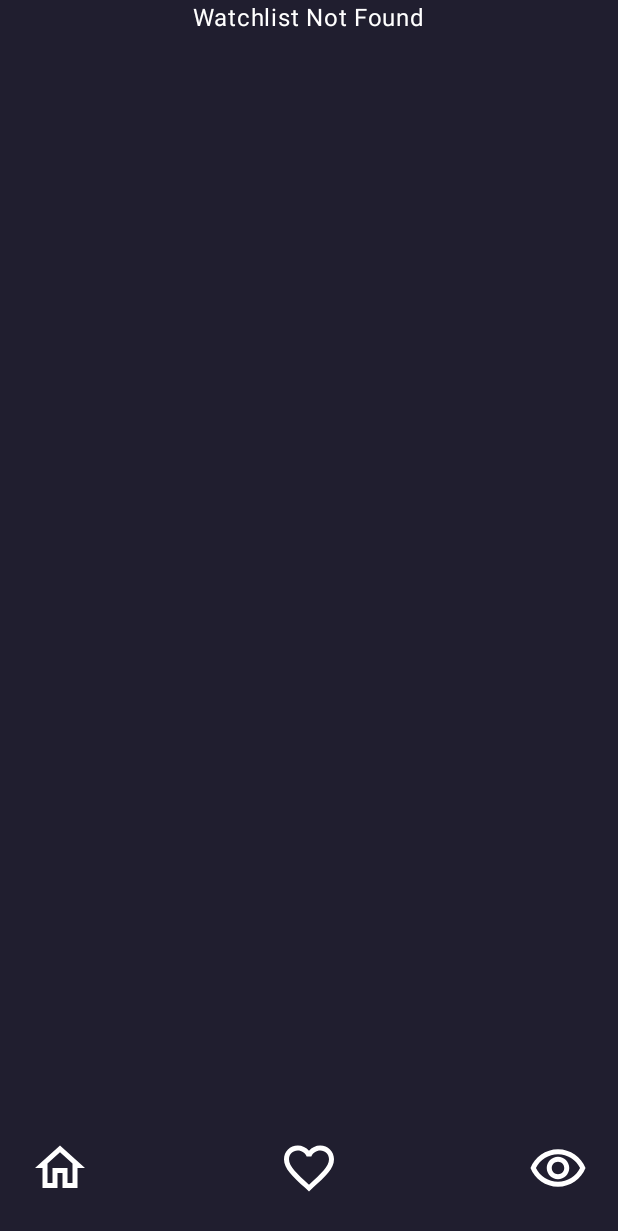
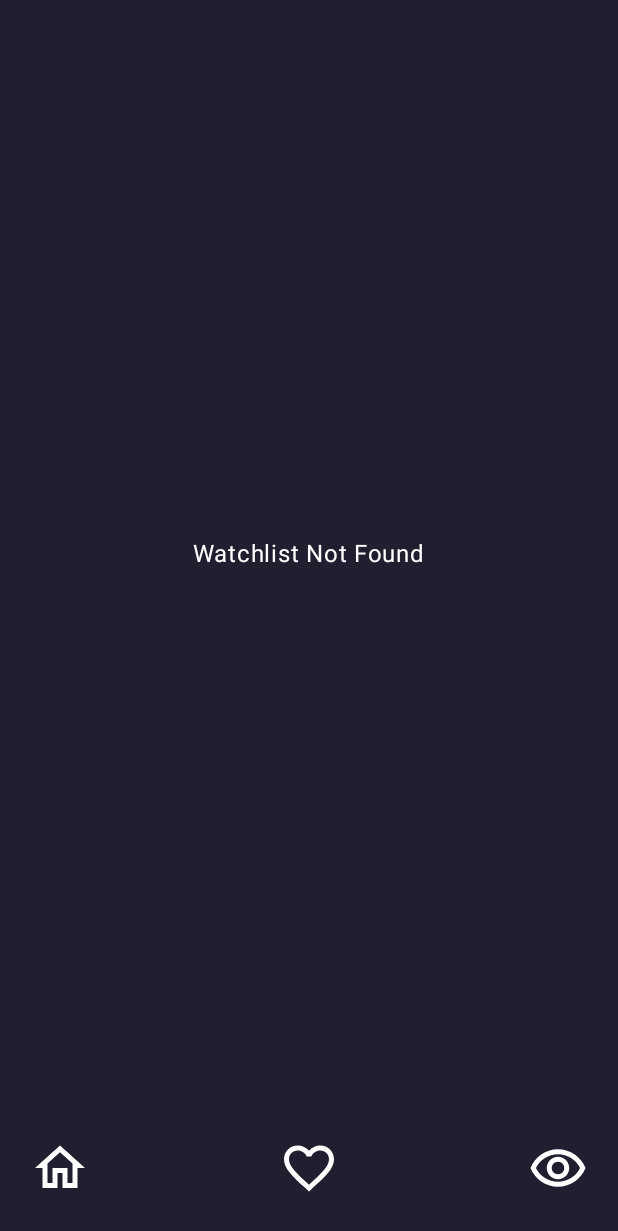
Before and after one commit to Korugan32/TvSeriesApp, an Android app built with Jetpack Compose: the WatchlistScreen screen opened through its navigation route, on a phone screen of 412 x 824 dp. Shown: the top 1231 px of the screen. Run offline under Robolectric (Android 15) with nearby library versions, the phone set to English and light mode, and no system bars; our stand-ins replace Room's generated code, livedata-compose.

Commit message:
Update WatchlistScreen

```diff
--- a/app/src/main/java/com/korugan/tvseriesapp/presentation/screens/watchlist/WatchListScreen.kt
+++ b/app/src/main/java/com/korugan/tvseriesapp/presentation/screens/watchlist/WatchListScreen.kt
@@ -3,7 +3,6 @@ package com.korugan.tvseriesapp.presentation.screens.watchlist
 import androidx.compose.foundation.background
 import androidx.compose.foundation.layout.Arrangement
 import androidx.compose.foundation.layout.Column
-import androidx.compose.foundation.layout.Row
 import androidx.compose.foundation.layout.fillMaxSize
 import androidx.compose.foundation.layout.fillMaxWidth
 import androidx.compose.foundation.layout.padding
@@ -69,17 +68,20 @@ fun WatchlistScreen(navController: NavHostController, detailsViewModel: DetailsV
                 }
             }
         } else {
-            Column(Modifier.fillMaxSize().statusBarsPadding()) {
+            Scaffold(
+                bottomBar = { BottomBar(navController) },
+                containerColor = DefaultTintColor,
+            ) {
                 Column(
-                    modifier = Modifier.fillMaxSize(),
-                    verticalArrangement = Arrangement.SpaceBetween,
+                    modifier = Modifier
+                        .fillMaxSize()
+                        .padding(it),
+                    verticalArrangement = Arrangement.Center,
                     horizontalAlignment = Alignment.CenterHorizontally
                 ) {
                     Text("Watchlist Not Found", color = Color.White)
-                    BottomBar(navController)
                 }
             }
-
         }
     }
 }
```
